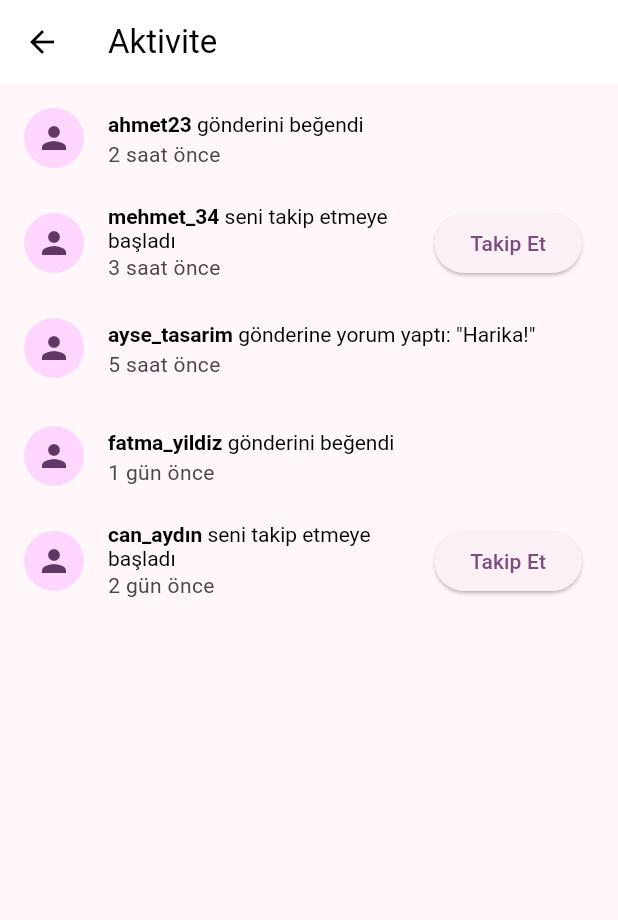
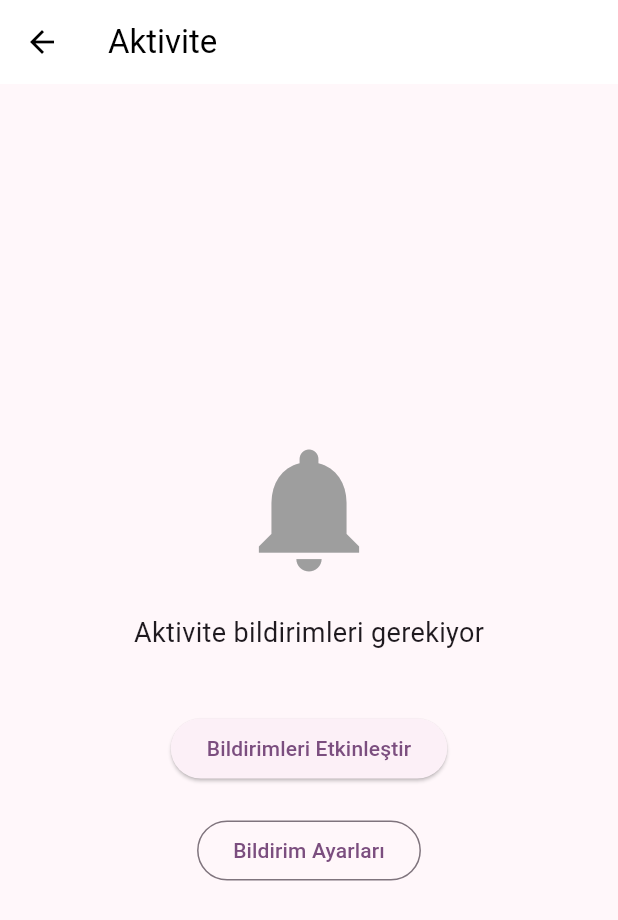
Before and after one commit to bilal-arikan/insta, a Flutter app: the ActivityScreen screen opened directly, on a phone screen of 412 x 824 dp. Shown: the top 920 px of the screen. Run offline on Flutter 3.47's test engine with Material 3 defaults, Android fonts, the phone set to English and light mode, and no system bars; our stand-ins replace cached_network_image, dio, flutter_dotenv, flutter_riverpod, flutter_secure_storage, shared_preferences; accounts and stored records are empty.

Commit message:
simplify screens

```diff
--- a/insta_app/lib/screens/activity_screen.dart
+++ b/insta_app/lib/screens/activity_screen.dart
@@ -8,84 +8,53 @@ class ActivityScreen extends StatefulWidget {
 }
 
 class _ActivityScreenState extends State<ActivityScreen> {
-  final List<Map<String, dynamic>> _activities = [
-    {
-      'username': 'ahmet23',
-      'action': 'gönderini beğendi',
-      'time': '2 saat önce',
-      'userImage': null,
-    },
-    {
-      'username': 'mehmet_34',
-      'action': 'seni takip etmeye başladı',
-      'time': '3 saat önce',
-      'userImage': null,
-    },
-    {
-      'username': 'ayse_tasarim',
-      'action': 'gönderine yorum yaptı: "Harika!"',
-      'time': '5 saat önce',
-      'userImage': null,
-    },
-    {
-      'username': 'fatma_yildiz',
-      'action': 'gönderini beğendi',
-      'time': '1 gün önce',
-      'userImage': null,
-    },
-    {
-      'username': 'can_aydın',
-      'action': 'seni takip etmeye başladı',
-      'time': '2 gün önce',
-      'userImage': null,
-    },
-  ];
-
   @override
   Widget build(BuildContext context) {
     return Scaffold(
       appBar: AppBar(
         title: const Text('Aktivite'),
       ),
-      body: _activities.isEmpty
-          ? const Center(
-              child: Text('Henüz bir aktivite yok'),
-            )
-          : ListView.builder(
-              itemCount: _activities.length,
-              itemBuilder: (context, index) {
-                final activity = _activities[index];
-                return ListTile(
-                  leading: CircleAvatar(
-                    backgroundImage: activity['userImage'] != null
-                        ? NetworkImage(activity['userImage'])
-                        : null,
-                    child: activity['userImage'] == null
-                        ? const Icon(Icons.person)
-                        : null,
+      body: Center(
+        child: Column(
+          mainAxisAlignment: MainAxisAlignment.center,
+          children: [
+            const Icon(
+              Icons.notifications,
+              size: 100,
+              color: Colors.grey,
+            ),
+            const SizedBox(height: 20),
+            const Text(
+              'Aktivite bildirimleri gerekiyor',
+              style: TextStyle(fontSize: 18),
+            ),
+            const SizedBox(height: 40),
+            ElevatedButton(
+              onPressed: () {
+                // Bildirim izinleri isteme işlemi burada yapılacak
+                ScaffoldMessenger.of(context).showSnackBar(
+                  const SnackBar(
+                    content: Text('Bu özellik henüz uygulanmadı'),
                   ),
-                  title: RichText(
-                    text: TextSpan(
-                      style: const TextStyle(color: Colors.black),
-                      children: [
-                        TextSpan(
-                          text: activity['username'],
-                          style: const TextStyle(fontWeight: FontWeight.bold),
-                        ),
-                        TextSpan(text: ' ${activity['action']}'),
-                      ],
-                    ),
-                  ),
-                  subtitle: Text(activity['time']),
-                  trailing: activity['action'].contains('takip')
-                      ? ElevatedButton(
-                          onPressed: () {},
-                          child: const Text('Takip Et'),
-                        )
-                      : null,
                 );
               },
+              child: const Text('Bildirimleri Etkinleştir'),
             ),
+            const SizedBox(height: 20),
+            OutlinedButton(
+              onPressed: () {
+                // Bildirim ayarlarına yönlendirme işlemi burada yapılacak
+                ScaffoldMessenger.of(context).showSnackBar(
+                  const SnackBar(
+                    content: Text('Bu özellik henüz uygulanmadı'),
+                  ),
+                );
+              },
+              child: const Text('Bildirim Ayarları'),
+            ),
+          ],
+        ),
+      ),
     );
   }
 }
```
Also changed, not shown: insta_app/lib/screens/search_screen.dart (+41 -102 lines), 1 other file.
